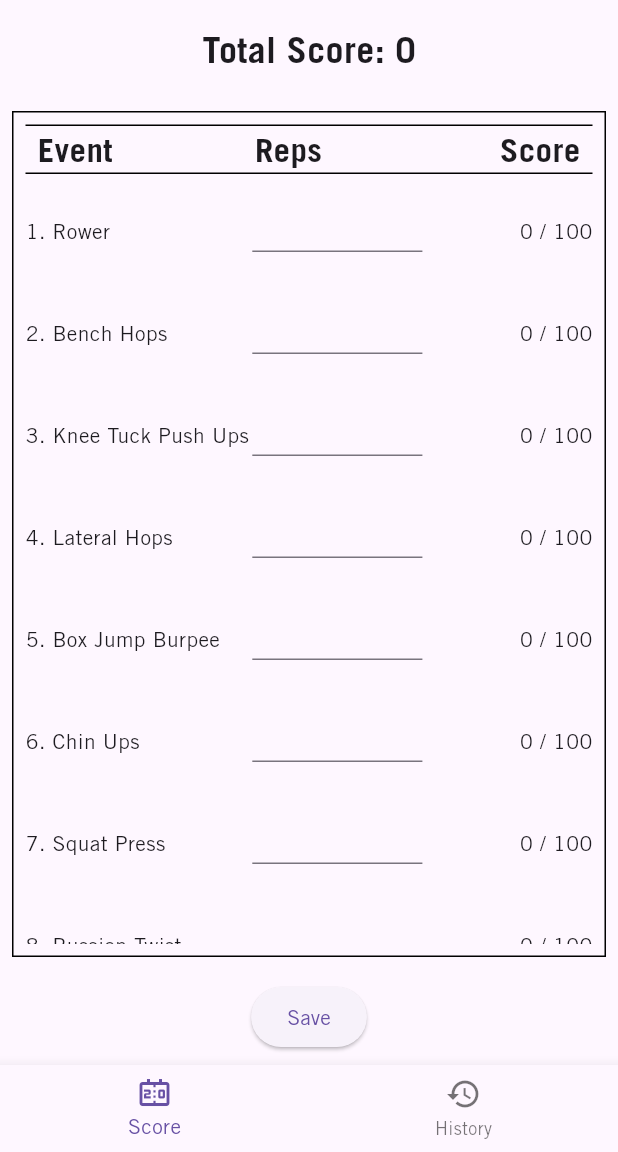
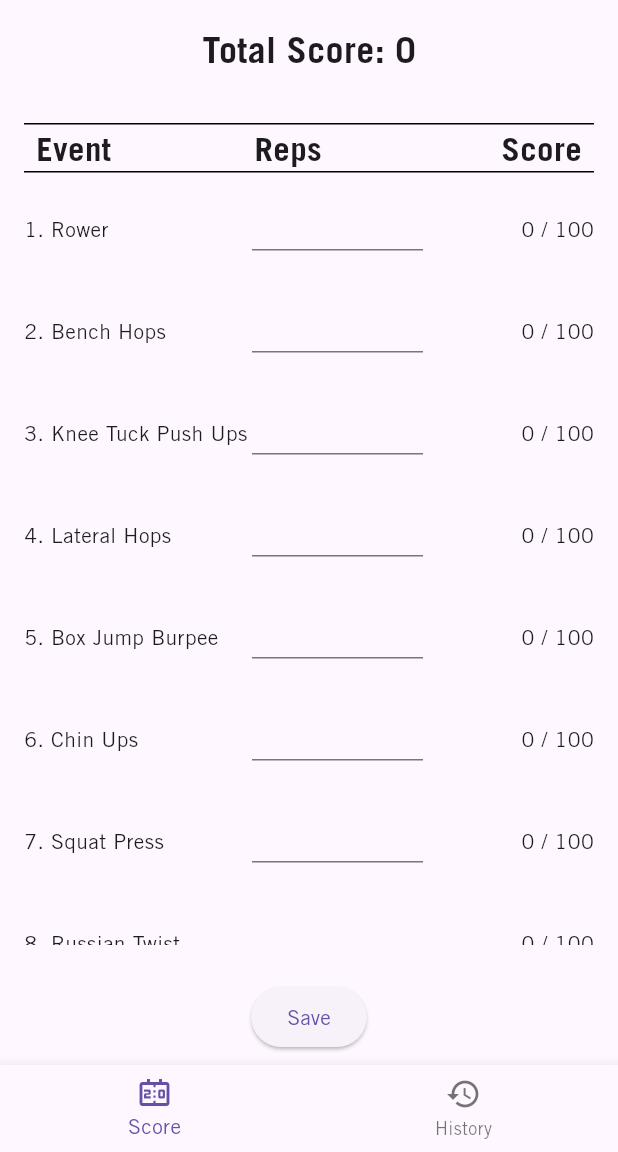
Before and after one commit to RemeJuan/playoffs_score_card, a Flutter app: the screen it shows after launch, on a phone screen of 412 x 824 dp, the part 84-1236 px from its top. Run offline on Flutter 3.47's test engine with Material 2 defaults, Android fonts, the phone set to English and light mode, and no system bars; our stand-ins replace auto_route, get_it, hexcolor.

Commit message:
fix(score_card): removed borders

```diff
--- a/lib/views/score_card/table/score_table.dart
+++ b/lib/views/score_card/table/score_table.dart
@@ -15,12 +15,6 @@ class ScoreTable extends StatelessWidget {
     final provider = context.watch<ScoreCardProvider>();
 
     return Container(
-      decoration: BoxDecoration(
-        border: Border.all(
-          color: Colors.black,
-          width: 1,
-        ),
-      ),
       margin: const EdgeInsets.all(AppTheme.paddingDefault),
       padding: const EdgeInsets.all(AppTheme.paddingDefault),
       child: Column(
```
